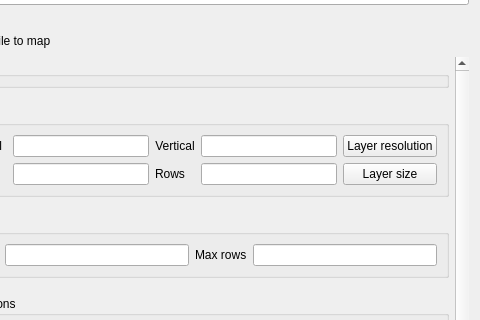
This is src/ui/qgsrasterlayersaveasdialogbase.ui in qgis/QGIS as Qt 5 draws it before an edit; both pictures show x 95 to 575 and y 102 to 422 of the 575 by 610 pixel window. The edited form follows.
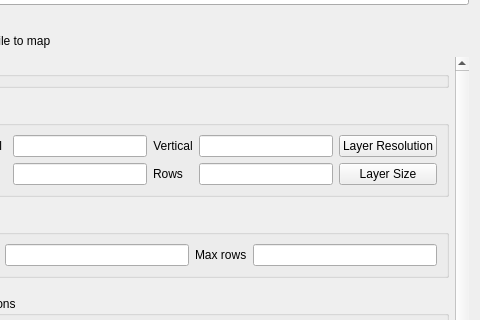
This is the edited form. Icons and pictures are not drawn. Custom widgets are drawn as their Qt base class.

The edit to the form file:
```diff
--- a/src/ui/qgsrasterlayersaveasdialogbase.ui
+++ b/src/ui/qgsrasterlayersaveasdialogbase.ui
@@ -298,14 +298,14 @@
             <item row="0" column="4">
              <widget class="QPushButton" name="mOriginalResolutionPushButton">
               <property name="text">
-               <string>Layer resolution</string>
+               <string>Layer Resolution</string>
               </property>
              </widget>
             </item>
             <item row="1" column="4">
              <widget class="QPushButton" name="mOriginalSizePushButton">
               <property name="text">
-               <string>Layer size</string>
+               <string>Layer Size</string>
               </property>
              </widget>
             </item>
```
